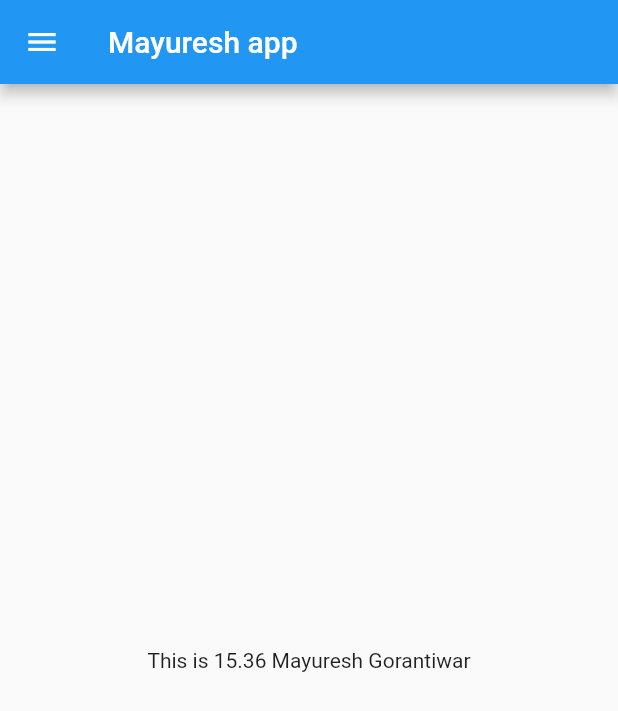
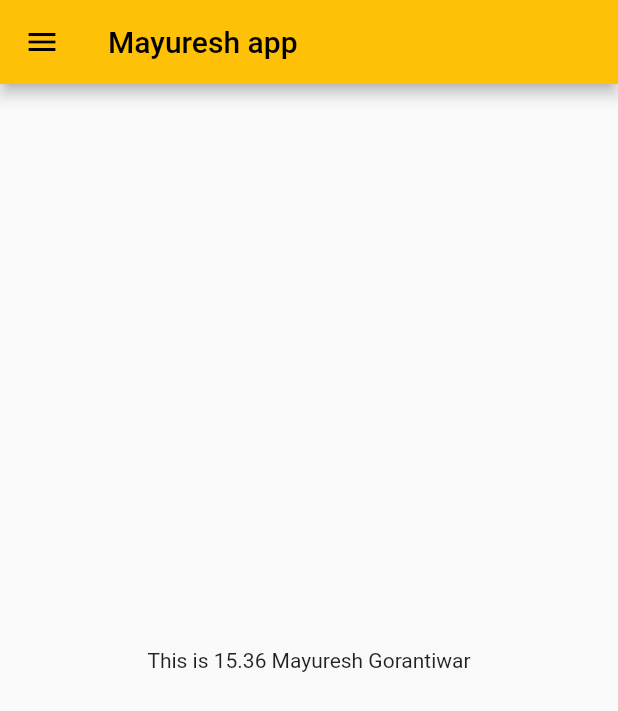
Before and after one commit to Mayuresh-NG/app, a Flutter app: the screen it shows after launch, on a phone screen of 412 x 824 dp. Shown: the top 711 px of the screen. Run offline on Flutter 3.47's test engine with Material 2 defaults, Android fonts, the phone set to English and light mode, and no system bars.

Commit message:
day 3 completed

```diff
--- a/lib/main.dart
+++ b/lib/main.dart
@@ -1,6 +1,6 @@
 import 'package:flutter/material.dart';
-
-import 'home.dart';
+import 'package:untitled1/pages/loginpage.dart';
+import 'pages/home.dart';
 
 void main()
 {
@@ -11,7 +11,17 @@ class app extends StatelessWidget {
   @override
   Widget build(BuildContext context) {
     return MaterialApp(
-      home : home(),
+      themeMode: ThemeMode.light,
+      theme: ThemeData(primarySwatch: Colors.amber),
+      darkTheme: ThemeData(
+        brightness: Brightness.dark,
+      ),
+      initialRoute: "/home",
+      routes: {
+        "/": (context) => login(),
+        "/home" : (context) => home(),
+        "/login" : (context) => login(),
+      },
     );
   }
 }
```
Also changed, not shown: lib/pages/loginpage.dart (added, +16 -0 lines), lib/pages/home.dart (renamed from lib/home.dart).
